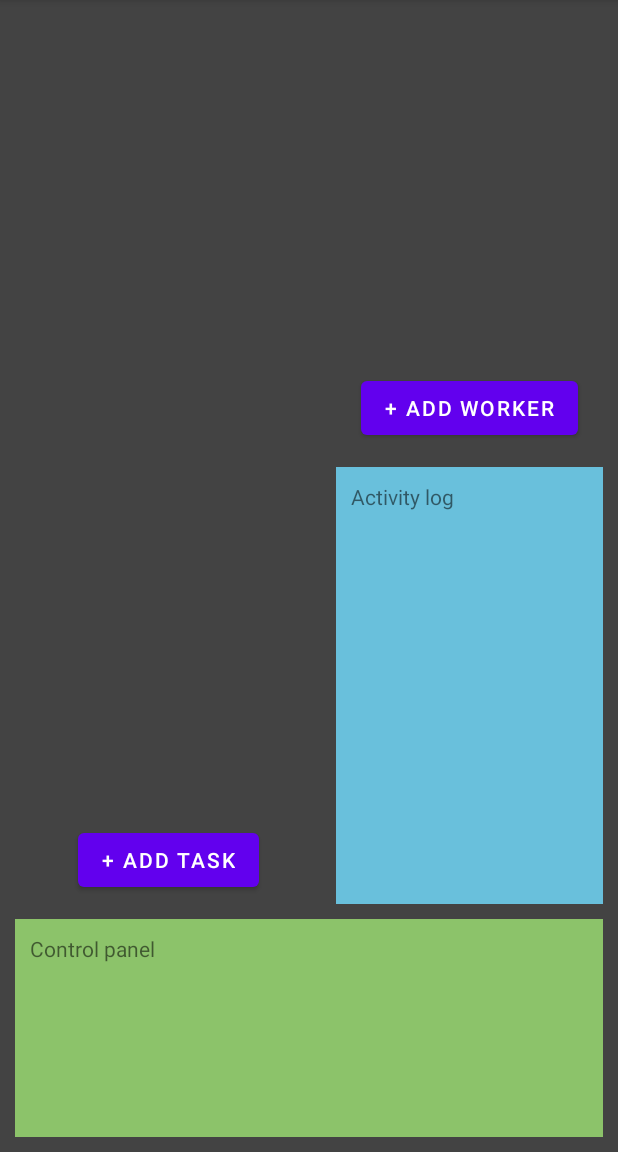
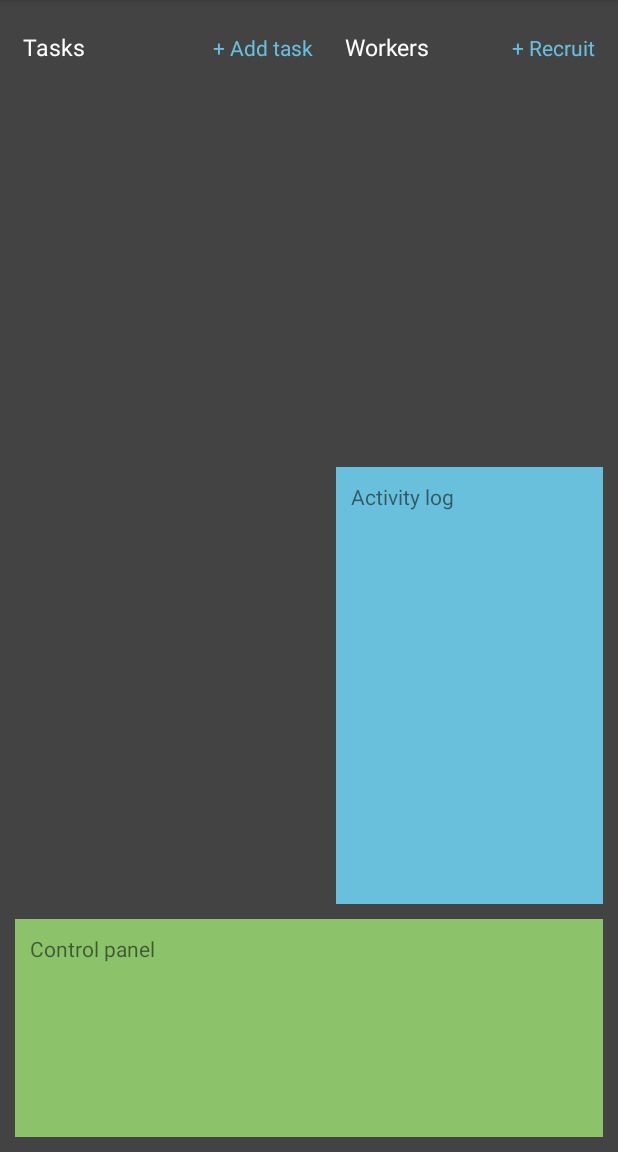
Before and after one commit to joshuajgomez/task-factory, an Android app: the DashboardActivity screen opened directly, with no data from a screen before it, on a phone screen of 412 x 824 dp, the part 84-1236 px from its top. Run offline under Robolectric (Android 15) with nearby library versions, the phone set to English and light mode, and no system bars.

Commit message:
Add title to task and worker layout

```diff
--- a/app/src/main/res/layout/layout_task.xml
+++ b/app/src/main/res/layout/layout_task.xml
@@ -7,24 +7,36 @@
     android:background="@color/gray"
     android:padding="5dp">
 
+    <TextView
+        android:id="@+id/tv_task_title"
+        android:layout_width="wrap_content"
+        android:layout_height="wrap_content"
+        android:layout_marginTop="5dp"
+        android:layout_marginBottom="5dp"
+        android:text="Tasks"
+        android:textColor="@color/white"
+        android:textSize="15sp"
+        app:layout_constraintStart_toStartOf="parent"
+        app:layout_constraintTop_toTopOf="parent" />
+
+    <TextView
+        android:layout_width="wrap_content"
+        android:layout_height="wrap_content"
+        android:paddingTop="5dp"
+        android:paddingBottom="5dp"
+        android:text="+ Add task"
+        android:textColor="@color/blue"
+        app:layout_constraintBottom_toBottomOf="@id/tv_task_title"
+        app:layout_constraintEnd_toEndOf="parent"
+        app:layout_constraintTop_toTopOf="@id/tv_task_title" />
+
     <androidx.recyclerview.widget.RecyclerView
+        android:layout_marginTop="5dp"
         android:id="@+id/rv_task_list"
         android:layout_width="match_parent"
         android:layout_height="0dp"
-        app:layout_constraintBottom_toTopOf="@+id/btn_add_task"
         app:layout_constraintStart_toStartOf="parent"
-        app:layout_constraintTop_toTopOf="parent"
+        app:layout_constraintTop_toBottomOf="@id/tv_task_title"
         tools:listitem="@layout/layout_item_task" />
 
-    <Button
-        android:id="@+id/btn_add_task"
-        android:layout_width="wrap_content"
-        android:layout_height="wrap_content"
-        android:layout_marginTop="10dp"
-        android:text="+ Add task"
-        app:layout_constraintBottom_toBottomOf="parent"
-        app:layout_constraintEnd_toEndOf="parent"
-        app:layout_constraintStart_toStartOf="parent"
-        app:layout_constraintTop_toBottomOf="@id/rv_task_list" />
-
 </androidx.constraintlayout.widget.ConstraintLayout>
--- a/app/src/main/res/layout/layout_worker.xml
+++ b/app/src/main/res/layout/layout_worker.xml
@@ -1,31 +1,42 @@
 <?xml version="1.0" encoding="utf-8"?>
-<LinearLayout xmlns:android="http://schemas.android.com/apk/res/android"
+<androidx.constraintlayout.widget.ConstraintLayout xmlns:android="http://schemas.android.com/apk/res/android"
     xmlns:tools="http://schemas.android.com/tools"
     android:layout_width="match_parent"
     android:layout_height="match_parent"
-    android:layout_weight="1"
+    xmlns:app="http://schemas.android.com/apk/res-auto"
     android:background="@color/gray"
-    android:orientation="vertical"
     android:padding="5dp">
 
+    <TextView
+        android:id="@+id/tv_worker_title"
+        android:layout_width="wrap_content"
+        android:layout_height="wrap_content"
+        android:layout_marginTop="5dp"
+        android:layout_marginBottom="5dp"
+        android:text="Workers"
+        android:textColor="@color/white"
+        android:textSize="15sp"
+        app:layout_constraintStart_toStartOf="parent"
+        app:layout_constraintTop_toTopOf="parent" />
+
+    <TextView
+        android:layout_width="wrap_content"
+        android:layout_height="wrap_content"
+        android:paddingTop="5dp"
+        android:paddingBottom="5dp"
+        android:text="+ Recruit"
+        android:textColor="@color/blue"
+        app:layout_constraintBottom_toBottomOf="@id/tv_worker_title"
+        app:layout_constraintEnd_toEndOf="parent"
+        app:layout_constraintTop_toTopOf="@id/tv_worker_title" />
+
     <androidx.recyclerview.widget.RecyclerView
+        android:layout_marginTop="5dp"
+        app:layout_constraintStart_toStartOf="parent"
+        app:layout_constraintTop_toBottomOf="@id/tv_worker_title"
         android:id="@+id/rv_task_list"
         android:layout_width="match_parent"
-        android:layout_height="match_parent"
-        android:layout_weight="1"
+        android:layout_height="0dp"
         tools:listitem="@layout/layout_item_worker" />
 
-    <LinearLayout
-        android:layout_width="match_parent"
-        android:layout_height="wrap_content"
-        android:layout_marginTop="5dp"
-        android:gravity="center"
-        android:orientation="vertical">
-
-        <Button
-            android:layout_width="wrap_content"
-            android:layout_height="wrap_content"
-            android:text="+ Add worker" />
-
-    </LinearLayout>
-</LinearLayout>
+</androidx.constraintlayout.widget.ConstraintLayout>
```
